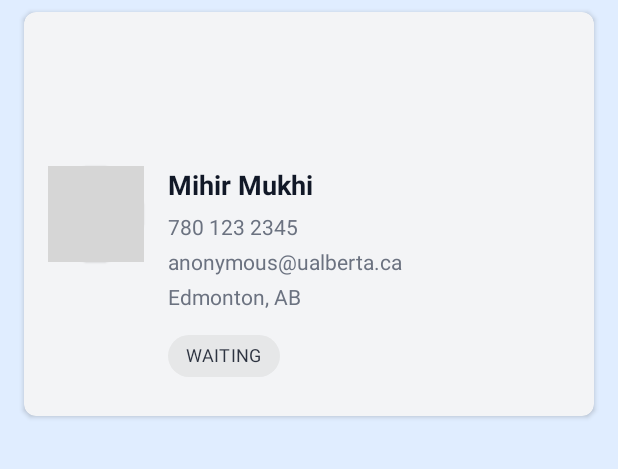
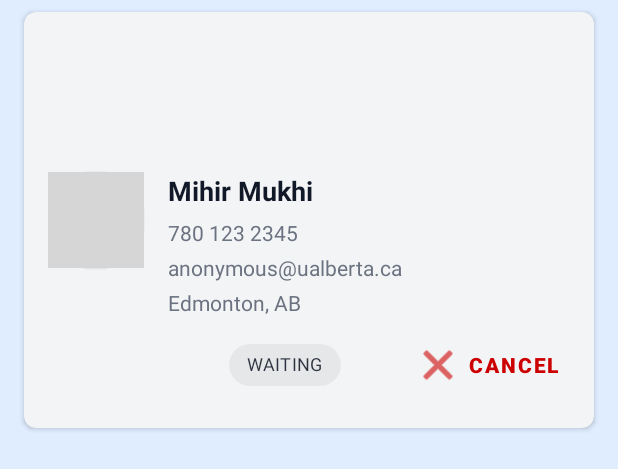
Before and after one commit to CMPUT301F25arcane/arcane-events, an Android app: the layout item_entrant_card.xml on its own in the app's theme, with its tools: preview values and no code run, on a phone screen of 412 x 824 dp. Shown: the top 469 px of the screen. Run offline under Robolectric (Android 15) with nearby library versions, the phone set to English and light mode, and no system bars; grey boxes are pictures that could not be loaded.

Commit message:
Add cancel button to entrant card layout for INVITED entrants

```diff
--- a/app/src/main/res/layout/item_entrant_card.xml
+++ b/app/src/main/res/layout/item_entrant_card.xml
@@ -119,8 +119,29 @@
             app:closeIconEnabled="false"
             app:layout_constraintTop_toBottomOf="@id/entrant_location"
             app:layout_constraintStart_toEndOf="@id/entrant_avatar"
+            app:layout_constraintEnd_toStartOf="@id/cancel_button"
             app:layout_constraintBottom_toBottomOf="parent"
             tools:text="WAITING" />
+
+        <!-- Cancel Button (only visible for INVITED status) -->
+        <com.google.android.material.button.MaterialButton
+            android:id="@+id/cancel_button"
+            style="@style/Widget.MaterialComponents.Button.TextButton"
+            android:layout_width="wrap_content"
+            android:layout_height="wrap_content"
+            android:text="Cancel"
+            android:textColor="@android:color/holo_red_dark"
+            android:textSize="14sp"
+            android:textStyle="bold"
+            android:visibility="gone"
+            app:icon="@android:drawable/ic_menu_close_clear_cancel"
+            app:iconTint="@android:color/holo_red_dark"
+            app:iconGravity="textStart"
+            app:iconPadding="4dp"
+            app:layout_constraintTop_toTopOf="@id/entrant_status"
+            app:layout_constraintBottom_toBottomOf="@id/entrant_status"
+            app:layout_constraintEnd_toEndOf="parent"
+            tools:visibility="visible" />
 
     </androidx.constraintlayout.widget.ConstraintLayout>
 
```
